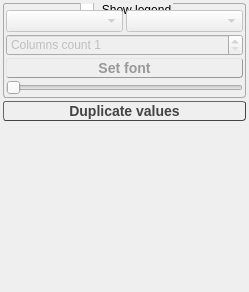
Before: the Qt Designer form Rragraph/src/LegendSettings.ui in rasmadeus/Rragraph, drawn with Qt 5.
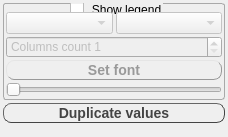
After: the same form once the commit is applied.

What changed in the file:
```diff
--- a/Rragraph/src/LegendSettings.ui
+++ b/Rragraph/src/LegendSettings.ui
@@ -6,8 +6,8 @@
    <rect>
     <x>0</x>
     <y>0</y>
-    <width>249</width>
-    <height>292</height>
+    <width>228</width>
+    <height>137</height>
    </rect>
   </property>
   <property name="windowTitle">
@@ -59,7 +59,7 @@
        <number>2</number>
       </property>
       <property name="topMargin">
-       <number>6</number>
+       <number>8</number>
       </property>
       <property name="rightMargin">
        <number>2</number>
@@ -135,7 +135,7 @@
     border-style: outset;
     border-width: 1px;
     font: bold 14px;
-    border-radius: 3px;
+    border-radius: 8px;
     min-width: 10em;
     color: #444444;
     height: 15px;
@@ -196,7 +196,7 @@
     border-style: outset;
     border-width: 1px;
     font: bold 14px;
-    border-radius: 3px;
+    border-radius: 8px;
     min-width: 10em;
     color: #444444;
     height: 15px;
```
